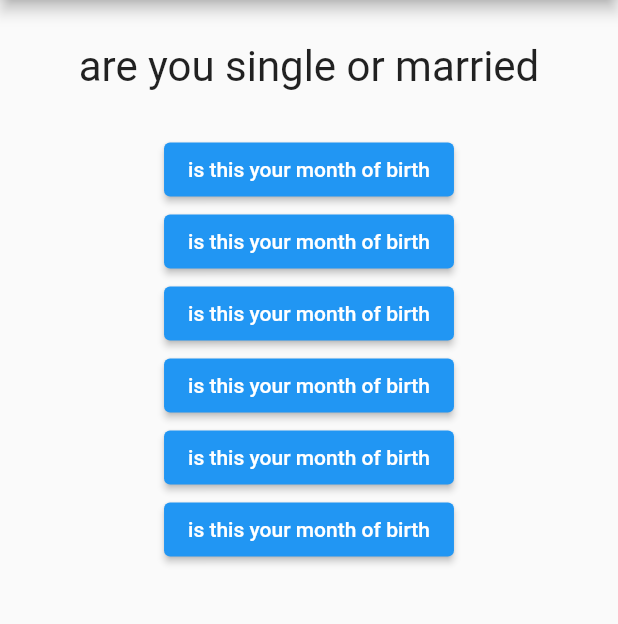
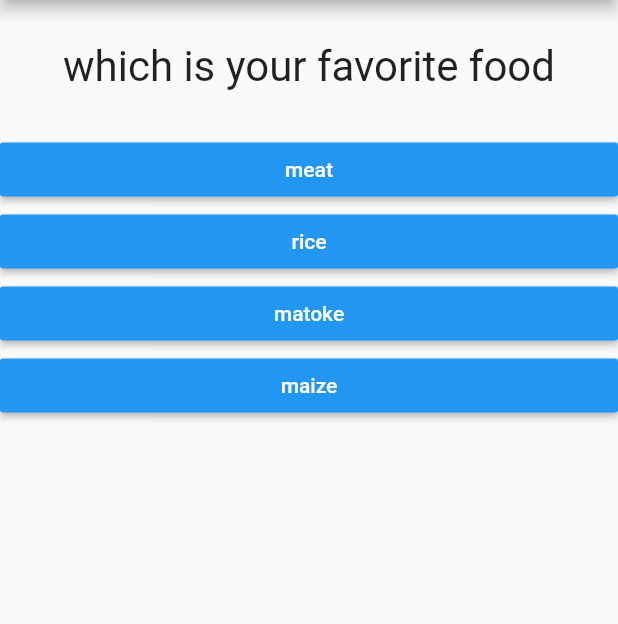
Before and after one commit to tuyishimejeandamour/quizapp_flutter, a Flutter app: the screen it shows after launch, on a phone screen of 412 x 824 dp, the part 84-708 px from its top. Run offline on Flutter 3.47's test engine with Material 2 defaults, Android fonts, the phone set to English and light mode, and no system bars.

Commit message:
adding dynamic values

```diff
--- /dev/null
+++ b/lib/answer.dart
@@ -0,0 +1,20 @@
+import 'package:flutter/material.dart';
+
+class Answer extends StatelessWidget {
+  final VoidCallback answerHandler;
+  final String answerText;
+  const Answer(this.answerHandler, this.answerText);
+
+  @override
+  Widget build(BuildContext context) {
+    return Container(
+      width: double.infinity,
+      child: RaisedButton(
+        color: Colors.blue,
+        textColor: Colors.white,
+        onPressed: answerHandler,
+        child: Text(answerText),
+      ),
+    );
+  }
+}
--- a/lib/main.dart
+++ b/lib/main.dart
@@ -1,5 +1,7 @@
 import 'package:first_app/question.dart';
 import 'package:flutter/material.dart';
+
+import 'answer.dart';
 
 void main() {
   runApp(MyApp());
@@ -16,10 +18,16 @@ class MyAppState extends State<MyApp> {
   var questionToAnswer = 0;
 
   var questions = [
-    'are you single or married',
-    'do you have children or you don\'t ',
+    {
+      'question': 'which is your favorite food',
+      'answer': ['meat', 'rice', 'matoke', 'maize']
+    },
+    {
+      'question': 'what is your favorite fruit ',
+      'answer': ['manogo', 'orange', 'pinapple', 'banana']
+    },
   ];
-  void answerQuestion() {
+  void _answerQuestion() {
     setState(() {
       questionToAnswer = questionToAnswer + 1;
     });
@@ -35,31 +43,12 @@ class MyAppState extends State<MyApp> {
       ),
       body: Column(
         children: [
-          Question(questions.elementAt(questionToAnswer)),
-          ElevatedButton(
-            onPressed: answerQuestion,
-            child: Text("is this your month of birth"),
+          Question(
+            (questions[questionToAnswer]['question'] as String),
           ),
-          ElevatedButton(
-            onPressed: answerQuestion,
-            child: Text("is this your month of birth"),
-          ),
-          ElevatedButton(
-            onPressed: answerQuestion,
-            child: Text("is this your month of birth"),
-          ),
-          ElevatedButton(
-            onPressed: answerQuestion,
-            child: Text("is this your month of birth"),
-          ),
-          ElevatedButton(
-            onPressed: answerQuestion,
-            child: Text("is this your month of birth"),
-          ),
-          ElevatedButton(
-            onPressed: answerQuestion,
-            child: Text("is this your month of birth"),
-          ),
+          ...(questions[questionToAnswer]['answer'] as List<String>).map((e) {
+            return Answer(_answerQuestion, e);
+          }).toList(),
         ],
       ),
     ));
```
